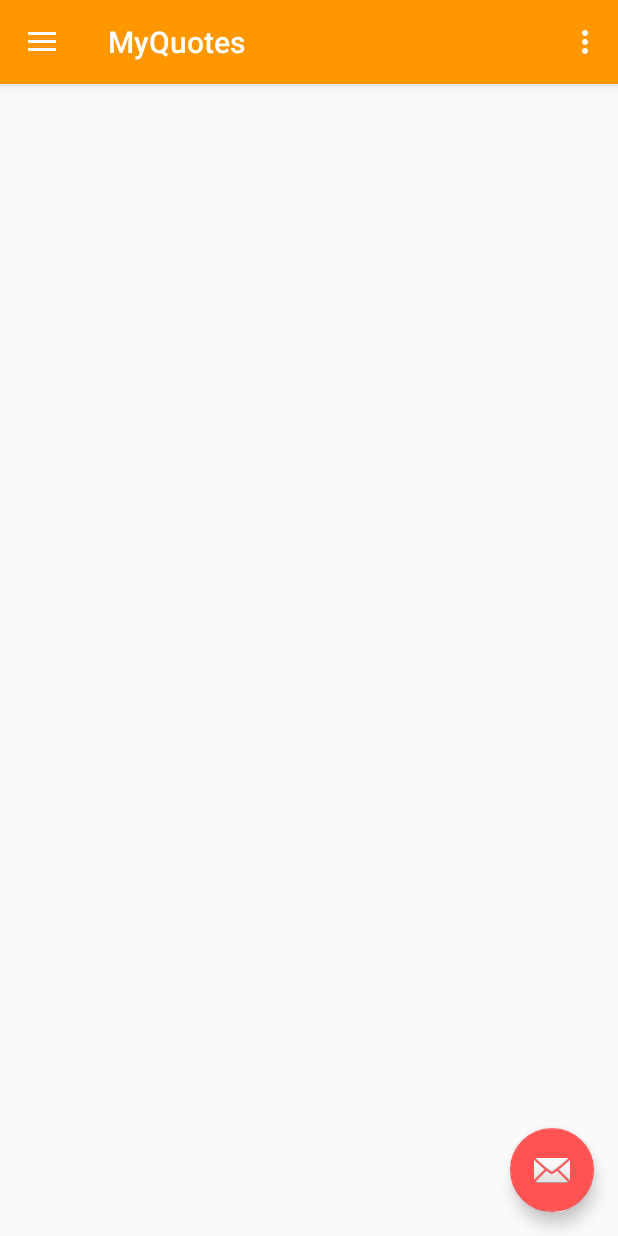
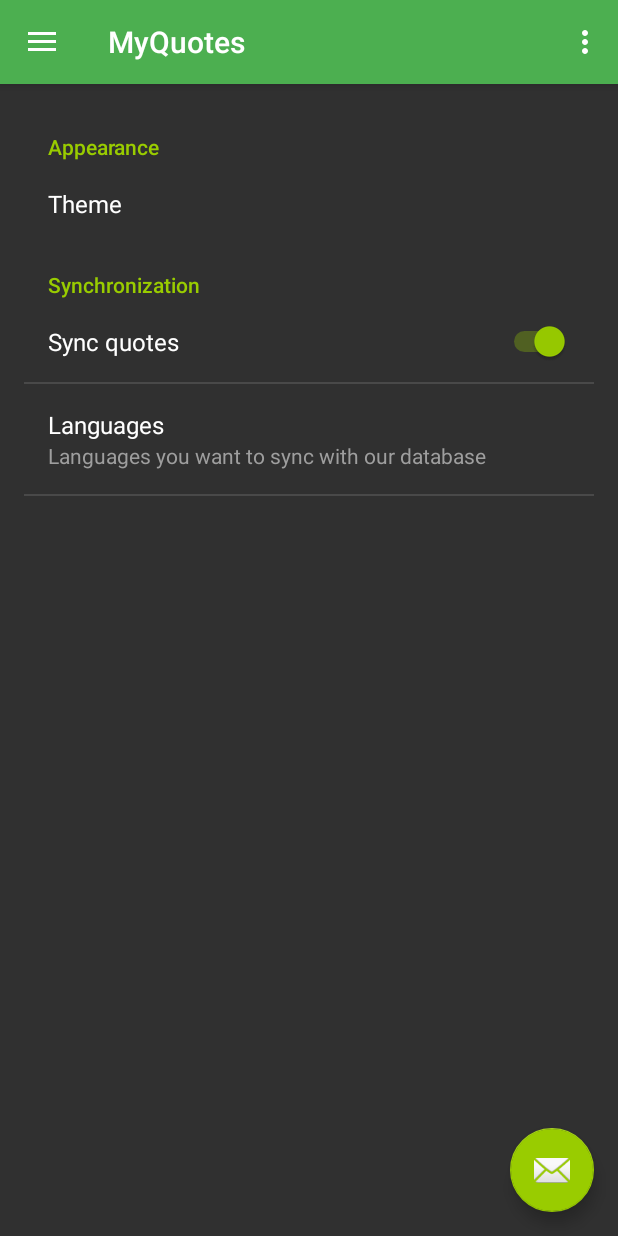
Before and after one commit to AndIag/MyQuotes, an Android app: the screen it shows after launch (MainActivity), in the options menu, after a tap on "Settings", on a phone screen of 412 x 824 dp. Run offline under Robolectric (Android 15) with nearby library versions, the phone set to English and light mode, and no system bars.

Commit message:
Añadido soporte para temas(con algunos fallos)

```diff
--- a/app/build.gradle
+++ b/app/build.gradle
@@ -41,4 +41,5 @@ dependencies {
     testCompile 'junit:junit:4.12'
     compile 'com.android.support:appcompat-v7:23.1.1'
     compile 'com.android.support:design:23.1.1'
+    compile 'com.android.support:support-v4:23.1.1'
 }
--- a/app/src/main/AndroidManifest.xml
+++ b/app/src/main/AndroidManifest.xml
@@ -7,7 +7,7 @@
         android:icon="@mipmap/ic_launcher"
         android:label="@string/app_name"
         android:supportsRtl="true"
-        android:theme="@style/AppTheme.Light">
+        android:theme="@style/AppTheme.Dark">
         <activity
             android:name=".MainActivity"
             android:label="@string/app_name"
@@ -18,7 +18,7 @@
                 <category android:name="android.intent.category.LAUNCHER" />
             </intent-filter>
         </activity>
-        <activity android:name=".BaseActivity"></activity>
+        <activity android:name=".BaseActivity" />
     </application>
 
 </manifest>
--- a/app/src/main/java/es/coru/andiag/myquotes/BaseActivity.java
+++ b/app/src/main/java/es/coru/andiag/myquotes/BaseActivity.java
@@ -4,6 +4,11 @@ import android.os.Bundle;
 import android.support.v7.app.AppCompatActivity;
 
 public class BaseActivity extends AppCompatActivity {
+
+    public static final String TAG = "BaseActivity";
+
+    private final static int THEME_DARK = 0;
+    private final static int THEME_LIGHT = 1;
 
     public boolean isPro() {
         return (BuildConfig.FLAVOR.equals("pro"));
@@ -16,5 +21,15 @@ public class BaseActivity extends AppCompatActivity {
     @Override
     protected void onCreate(Bundle savedInstanceState) {
         super.onCreate(savedInstanceState);
+        updateTheme();
     }
+
+    private void updateTheme() {
+        if (Utility.getTheme(getApplicationContext()) <= THEME_DARK) {
+            setTheme(R.style.AppTheme_Dark);
+        } else {
+            setTheme(R.style.AppTheme_Light);
+        }
+    }
+
 }
--- a/app/src/main/java/es/coru/andiag/myquotes/MainActivity.java
+++ b/app/src/main/java/es/coru/andiag/myquotes/MainActivity.java
@@ -2,16 +2,15 @@ package es.coru.andiag.myquotes;
 
 import android.os.Bundle;
 import android.support.design.widget.FloatingActionButton;
+import android.support.design.widget.NavigationView;
 import android.support.design.widget.Snackbar;
-import android.view.View;
-import android.support.design.widget.NavigationView;
 import android.support.v4.view.GravityCompat;
 import android.support.v4.widget.DrawerLayout;
 import android.support.v7.app.ActionBarDrawerToggle;
-import android.support.v7.app.AppCompatActivity;
 import android.support.v7.widget.Toolbar;
 import android.view.Menu;
 import android.view.MenuItem;
+import android.view.View;
 
 public class MainActivity extends BaseActivity
         implements NavigationView.OnNavigationItemSelectedListener {
@@ -68,6 +67,9 @@ public class MainActivity extends BaseActivity
 
         //noinspection SimplifiableIfStatement
         if (id == R.id.action_settings) {
+            getFragmentManager().beginTransaction()
+                    .replace(R.id.main_container, new SettingsFragment())
+                    .commit();
             return true;
         }
 
--- /dev/null
+++ b/app/src/main/java/es/coru/andiag/myquotes/SettingsFragment.java
@@ -0,0 +1,42 @@
+package es.coru.andiag.myquotes;
+
+import android.content.SharedPreferences;
+import android.os.Bundle;
+import android.preference.PreferenceFragment;
+
+/**
+ * Created by Canalejas on 03/02/2016.
+ */
+public class SettingsFragment extends PreferenceFragment implements SharedPreferences.OnSharedPreferenceChangeListener {
+
+    public static final String TAG = "SettingsFragment";
+
+    public static final String THEME_KEY = "theme_list";
+
+    @Override
+    public void onCreate(Bundle savedInstanceState) {
+        super.onCreate(savedInstanceState);
+        addPreferencesFromResource(R.xml.settings);
+    }
+
+    @Override
+    public void onResume() {
+        super.onResume();
+        getPreferenceManager().getSharedPreferences().registerOnSharedPreferenceChangeListener(this);
+    }
+
+    @Override
+    public void onPause() {
+        getPreferenceManager().getSharedPreferences().unregisterOnSharedPreferenceChangeListener(this);
+        super.onPause();
+    }
+
+    @Override
+    public void onSharedPreferenceChanged(SharedPreferences sharedPreferences, String key) {
+        switch (key) {
+            case THEME_KEY:
+                getActivity().recreate();
+                break;
+        }
+    }
+}
--- /dev/null
+++ b/app/src/main/java/es/coru/andiag/myquotes/Utility.java
@@ -0,0 +1,17 @@
+package es.coru.andiag.myquotes;
+
+import android.content.Context;
+import android.content.SharedPreferences;
+import android.preference.PreferenceManager;
+
+/**
+ * Created by Canalejas on 03/02/2016.
+ */
+public class Utility {
+
+    public static int getTheme(Context context) {
+        SharedPreferences prefs = PreferenceManager.getDefaultSharedPreferences(context);
+        return Integer.valueOf(prefs.getString(SettingsFragment.THEME_KEY, "-1"));
+    }
+
+}
--- a/app/src/main/res/layout/content_main.xml
+++ b/app/src/main/res/layout/content_main.xml
@@ -2,6 +2,7 @@
 <RelativeLayout xmlns:android="http://schemas.android.com/apk/res/android"
     xmlns:app="http://schemas.android.com/apk/res-auto"
     xmlns:tools="http://schemas.android.com/tools"
+    android:id="@+id/main_container"
     android:layout_width="match_parent"
     android:layout_height="match_parent"
     android:paddingBottom="@dimen/activity_vertical_margin"
--- a/app/src/main/res/values/colors.xml
+++ b/app/src/main/res/values/colors.xml
@@ -3,6 +3,7 @@
     <color name="colorPrimary">#FF9800</color>
     <color name="colorPrimaryDark">#F57C00</color>
     <color name="colorAccent">#FF5252</color>
+    <color name="colorAccentInverse">#99CC00</color>
 
     <color name="textColorPrimary">#FFFFFF</color>
     <color name="textColorSecondary">#9E9E9E</color>
@@ -11,5 +12,4 @@
 
     <color name="colorPrimaryInverse">#4CAF50</color>
     <color name="colorPrimaryDarkInverse">#2E7D32</color>
-    <color name="colorAccentInverse">#99CC00</color>
 </resources>
--- a/app/src/main/res/values/strings.xml
+++ b/app/src/main/res/values/strings.xml
@@ -1,8 +1,50 @@
 <resources>
+
+    <!-- Preferences strings -->
+    <!-- Appearance -->
+    <string name="pref_category_appearance">Appearance</string>
+    <string name="pref_title_theme">Theme</string>
+
+    <string-array name="pref_theme_list_titles">
+        <item>Dark</item>
+        <item>Light</item>
+    </string-array>
+    <string-array name="pref_theme_list_values">
+        <item>0</item>
+        <item>1</item>
+    </string-array>
+
+    <!-- Synchronization -->
+    <string name="pref_category_sync">Synchronization</string>
+    <string name="pref_title_sync">Sync quotes</string>
+    <string name="pref_sync_language_summary">Languages you want to sync with our database</string>
+    <string name="pref_title_choose_sync_languages">Languages</string>
+    <string-array name="pref_sync_language_titles">
+        <item>English</item>
+        <item>Spanish</item>
+        <item>Italian</item>
+    </string-array>
+    <string-array name="pref_sync_language_values">
+        <item>1</item>
+        <item>2</item>
+        <item>3</item>
+    </string-array>
+    <string-array name="pref_sync_language_default_values">
+        <item>1</item>
+        <item>2</item>
+        <item>3</item>
+    </string-array>
+
+    <string name="button_cancel">Cancel</string>
+    <string name="button_ok">Ok</string>
+
+    <!-- Autogenerated strings -->
+
     <string name="app_name">MyQuotes</string>
 
     <string name="navigation_drawer_open">Open navigation drawer</string>
     <string name="navigation_drawer_close">Close navigation drawer</string>
 
     <string name="action_settings">Settings</string>
+
 </resources>
--- a/app/src/main/res/values/styles.xml
+++ b/app/src/main/res/values/styles.xml
@@ -1,7 +1,7 @@
 <resources>
 
     <!-- Base application theme. -->
-    <style name="AppTheme.Light" parent="Theme.AppCompat.Light.DarkActionBar">
+    <style name="AppTheme.Light" parent="Theme.AppCompat.Light">
         <!-- Customize your theme here. -->
         <item name="colorPrimary">@color/colorPrimary</item>
         <item name="colorPrimaryDark">@color/colorPrimaryDark</item>
@@ -10,15 +10,12 @@
         <item name="android:textColorSecondary">@color/textColorSecondaryInverse</item>
         <item name="android:textColorPrimaryInverse">@color/textColorPrimary</item>
         <item name="android:textColorSecondaryInverse">@color/textColorSecondary</item>
-    </style>
-
-    <style name="AppTheme.Light.NoActionBar">
         <item name="windowActionBar">false</item>
         <item name="windowNoTitle">true</item>
     </style>
 
     <!-- Another application theme. -->
-    <style name="AppTheme.Dark" parent="Theme.AppCompat.Light.DarkActionBar">
+    <style name="AppTheme.Dark" parent="Theme.AppCompat">
         <!-- Customize your theme here. -->
         <item name="colorPrimary">@color/colorPrimaryInverse</item>
         <item name="colorPrimaryDark">@color/colorPrimaryDarkInverse</item>
@@ -27,9 +24,6 @@
         <item name="android:textColorSecondary">@color/textColorSecondary</item>
         <item name="android:textColorPrimaryInverse">@color/textColorPrimaryInverse</item>
         <item name="android:textColorSecondaryInverse">@color/textColorSecondaryInverse</item>
-    </style>
-
-    <style name="AppTheme.Dark.NoActionBar">
         <item name="windowActionBar">false</item>
         <item name="windowNoTitle">true</item>
     </style>
--- /dev/null
+++ b/app/src/main/res/xml/settings.xml
@@ -0,0 +1,30 @@
+<?xml version="1.0" encoding="utf-8"?>
+<PreferenceScreen xmlns:android="http://schemas.android.com/apk/res/android">
+    <PreferenceCategory android:title="@string/pref_category_appearance">
+        <ListPreference
+            android:defaultValue="0"
+            android:entries="@array/pref_theme_list_titles"
+            android:entryValues="@array/pref_theme_list_values"
+            android:key="theme_list"
+            android:negativeButtonText="@null"
+            android:positiveButtonText="@null"
+            android:title="@string/pref_title_theme" />
+    </PreferenceCategory>
+    <PreferenceCategory android:title="@string/pref_category_sync">
+        <SwitchPreference
+            android:defaultValue="true"
+            android:key="must_sync"
+            android:summary=""
+            android:title="@string/pref_title_sync" />
+
+        <MultiSelectListPreference
+            android:defaultValue="@array/pref_sync_language_default_values"
+            android:entries="@array/pref_sync_language_titles"
+            android:entryValues="@array/pref_sync_language_values"
+            android:key="sync_languages"
+            android:negativeButtonText="@string/button_cancel"
+            android:positiveButtonText="@string/button_ok"
+            android:summary="@string/pref_sync_language_summary"
+            android:title="@string/pref_title_choose_sync_languages" />
+    </PreferenceCategory>
+</PreferenceScreen>
--- a/build.gradle
+++ b/build.gradle
@@ -5,7 +5,7 @@ buildscript {
         jcenter()
     }
     dependencies {
-        classpath 'com.android.tools.build:gradle:2.0.0-alpha9'
+        classpath 'com.android.tools.build:gradle:2.0.0-beta1'
 
         // NOTE: Do not place your application dependencies here; they belong
         // in the individual module build.gradle files
```
